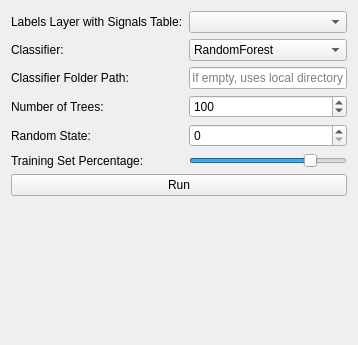
Old version of the form src/napari_signal_classifier/_ui/napari_train_and_predict_signal_classfier.ui in the repository zoccoler/napari-signal-classifier; both pictures show x 0 to 358 and y 0 to 345 of the 358 by 494 pixel window.
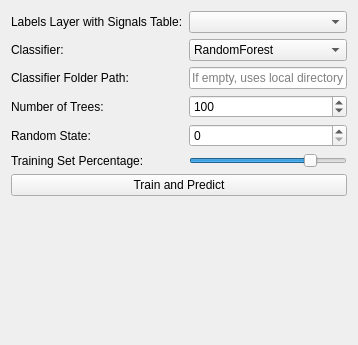
New version of the form.

Commit message: Update button text to 'Train and Predict'

```diff
--- a/src/napari_signal_classifier/_ui/napari_train_and_predict_signal_classfier.ui
+++ b/src/napari_signal_classifier/_ui/napari_train_and_predict_signal_classfier.ui
@@ -20,7 +20,7 @@
    <item row="7" column="0" colspan="2">
     <widget class="QPushButton" name="_run_qpushbutton">
      <property name="text">
-      <string>Run</string>
+      <string>Train and Predict</string>
      </property>
     </widget>
    </item>
```
The commit also changes 1 other file.
